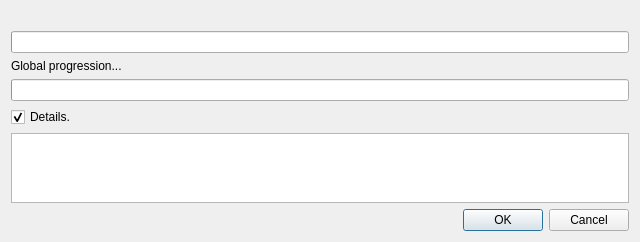
Old version of the form qwbfs/src/ProgressDialog.ui in the repository amestica/qwbfs.
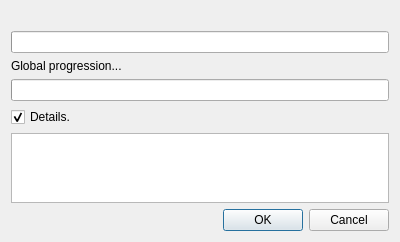
New version of the form.

Commit message: Tweak a little the lib wbfs because it's not flexible enought again errors/helpers. Disc delegate now handle displaying of disc region. Local file draggued now show correct true disc used size. ProgressDialog is now auto showing details when errors are emitted, and the height of the dialog is updated. Some general WIP.

Patch:
```diff
--- a/qwbfs/src/ProgressDialog.ui
+++ b/qwbfs/src/ProgressDialog.ui
@@ -6,8 +6,8 @@
    <rect>
     <x>0</x>
     <y>0</y>
-    <width>640</width>
-    <height>240</height>
+    <width>400</width>
+    <height>238</height>
    </rect>
   </property>
   <layout class="QVBoxLayout" name="verticalLayout">
```
The commit also changes 13 other files.
